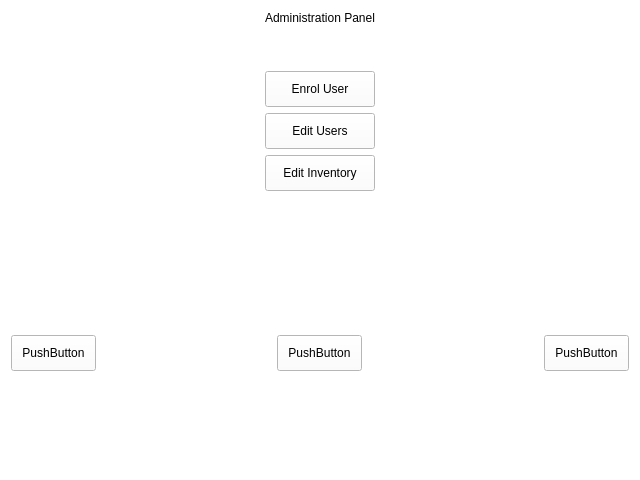
The window that adminpanel.ui (arc-bphc/sims-gui) describes before a commit, drawn with Qt 5.
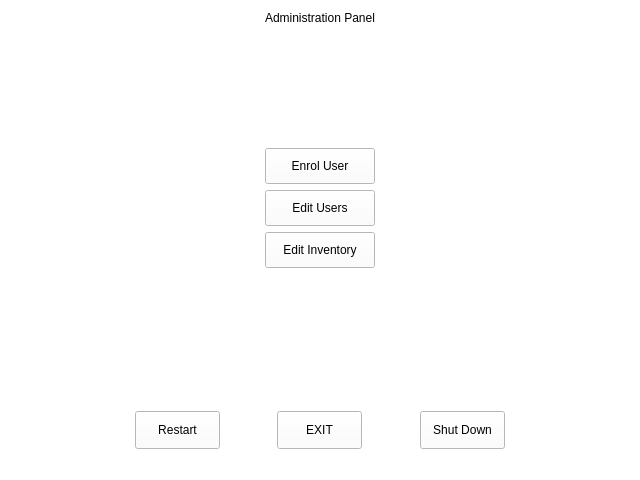
The same window after the commit.

```diff
--- a/adminpanel.ui
+++ b/adminpanel.ui
@@ -21,20 +21,7 @@
   <layout class="QGridLayout" name="gridLayout_3">
    <item row="0" column="0">
     <layout class="QGridLayout" name="gridLayout_2">
-     <item row="3" column="1">
-      <spacer name="verticalSpacer_3">
-       <property name="orientation">
-        <enum>Qt::Vertical</enum>
-       </property>
-       <property name="sizeHint" stdset="0">
-        <size>
-         <width>20</width>
-         <height>40</height>
-        </size>
-       </property>
-      </spacer>
-     </item>
-     <item row="0" column="1">
+     <item row="0" column="2">
       <layout class="QGridLayout" name="gridLayout">
        <item row="1" column="0">
         <spacer name="verticalSpacer_2">
@@ -110,14 +97,87 @@
        </item>
       </layout>
      </item>
-     <item row="2" column="1" alignment="Qt::AlignHCenter">
+     <item row="0" column="1">
+      <spacer name="horizontalSpacer">
+       <property name="orientation">
+        <enum>Qt::Horizontal</enum>
+       </property>
+       <property name="sizeHint" stdset="0">
+        <size>
+         <width>40</width>
+         <height>20</height>
+        </size>
+       </property>
+      </spacer>
+     </item>
+     <item row="1" column="1">
+      <spacer name="horizontalSpacer_3">
+       <property name="orientation">
+        <enum>Qt::Horizontal</enum>
+       </property>
+       <property name="sizeHint" stdset="0">
+        <size>
+         <width>40</width>
+         <height>20</height>
+        </size>
+       </property>
+      </spacer>
+     </item>
+     <item row="2" column="3" alignment="Qt::AlignRight">
+      <widget class="QPushButton" name="pushButton_4">
+       <property name="minimumSize">
+        <size>
+         <width>85</width>
+         <height>38</height>
+        </size>
+       </property>
+       <property name="focusPolicy">
+        <enum>Qt::NoFocus</enum>
+       </property>
+       <property name="autoFillBackground">
+        <bool>false</bool>
+       </property>
+       <property name="text">
+        <string>Shut Down</string>
+       </property>
+      </widget>
+     </item>
+     <item row="2" column="0">
+      <spacer name="horizontalSpacer_5">
+       <property name="orientation">
+        <enum>Qt::Horizontal</enum>
+       </property>
+       <property name="sizeHint" stdset="0">
+        <size>
+         <width>40</width>
+         <height>20</height>
+        </size>
+       </property>
+      </spacer>
+     </item>
+     <item row="2" column="2" alignment="Qt::AlignHCenter">
       <widget class="QPushButton" name="pushButton_3">
+       <property name="sizePolicy">
+        <sizepolicy hsizetype="Fixed" vsizetype="Fixed">
+         <horstretch>0</horstretch>
+         <verstretch>0</verstretch>
+        </sizepolicy>
+       </property>
+       <property name="minimumSize">
+        <size>
+         <width>85</width>
+         <height>38</height>
+        </size>
+       </property>
+       <property name="focusPolicy">
+        <enum>Qt::NoFocus</enum>
+       </property>
        <property name="text">
-        <string>PushButton</string>
+        <string>EXIT</string>
        </property>
       </widget>
      </item>
-     <item row="0" column="2">
+     <item row="0" column="3">
       <spacer name="horizontalSpacer_2">
        <property name="orientation">
         <enum>Qt::Horizontal</enum>
@@ -130,8 +190,8 @@
        </property>
       </spacer>
      </item>
-     <item row="0" column="0">
-      <spacer name="horizontalSpacer">
+     <item row="3" column="1">
+      <spacer name="horizontalSpacer_4">
        <property name="orientation">
         <enum>Qt::Horizontal</enum>
        </property>
@@ -143,29 +203,31 @@
        </property>
       </spacer>
      </item>
-     <item row="2" column="0" alignment="Qt::AlignLeft">
+     <item row="2" column="1" alignment="Qt::AlignLeft">
       <widget class="QPushButton" name="pushButton_2">
-       <property name="text">
-        <string>PushButton</string>
+       <property name="minimumSize">
+        <size>
+         <width>85</width>
+         <height>38</height>
+        </size>
        </property>
-      </widget>
-     </item>
-     <item row="2" column="2" alignment="Qt::AlignRight">
-      <widget class="QPushButton" name="pushButton_4">
+       <property name="focusPolicy">
+        <enum>Qt::NoFocus</enum>
+       </property>
        <property name="text">
-        <string>PushButton</string>
+        <string>Restart</string>
        </property>
       </widget>
      </item>
-     <item row="1" column="1">
-      <spacer name="verticalSpacer_4">
+     <item row="2" column="4">
+      <spacer name="horizontalSpacer_6">
        <property name="orientation">
-        <enum>Qt::Vertical</enum>
+        <enum>Qt::Horizontal</enum>
        </property>
        <property name="sizeHint" stdset="0">
         <size>
-         <width>20</width>
-         <height>40</height>
+         <width>40</width>
+         <height>20</height>
         </size>
        </property>
       </spacer>
```
Left out of the diff: 20 changed lines with no effect on the pictures.
